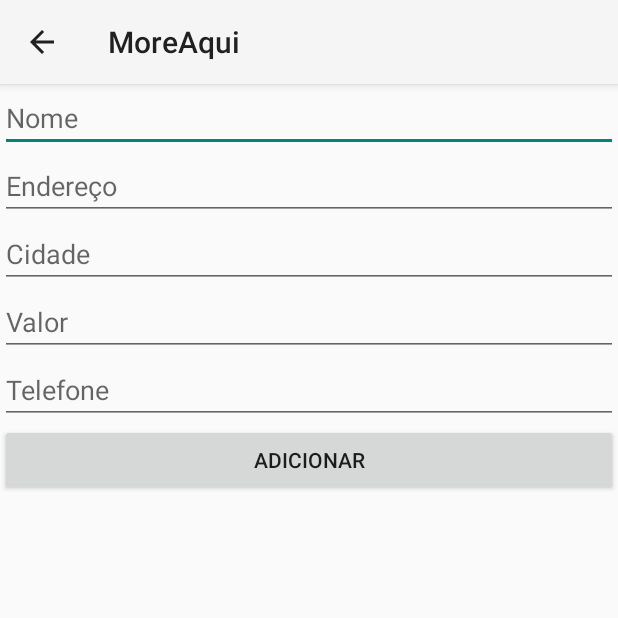
After one commit to COLTEC-TP/Trimestral-01, an Android app: the TelaAdicionar screen opened directly, with no data from a screen before it, on a phone screen of 412 x 824 dp, the top half of it. The commit adds this screen. Run offline under Robolectric (Android 15) with nearby library versions, the phone set to English and light mode, and no system bars.

Commit message:
Entrega da Prova Caio

```diff
--- a/app/build.gradle
+++ b/app/build.gradle
@@ -21,7 +21,9 @@ android {
 dependencies {
     implementation fileTree(dir: 'libs', include: ['*.jar'])
     implementation 'com.android.support.constraint:constraint-layout:1.1.0'
+    implementation 'com.android.support:appcompat-v7:26.1.0'
     testImplementation 'junit:junit:4.12'
     androidTestImplementation 'com.android.support.test:runner:1.0.2'
     androidTestImplementation 'com.android.support.test.espresso:espresso-core:3.0.2'
+    implementation 'com.android.support:design:26.1.0'
 }
--- a/app/src/main/AndroidManifest.xml
+++ b/app/src/main/AndroidManifest.xml
@@ -16,6 +16,7 @@
                 <category android:name="android.intent.category.LAUNCHER" />
             </intent-filter>
         </activity>
+        <activity android:name=".TelaAdicionar" android:parentActivityName=".MainActivity"></activity>
     </application>
 
 </manifest>
--- /dev/null
+++ b/app/src/main/java/br/ufmg/coltec/tp/moreaqui/TelaAdicionar.java
@@ -0,0 +1,39 @@
+package br.ufmg.coltec.tp.moreaqui;
+
+import android.app.Activity;
+import android.content.Intent;
+import android.os.Bundle;
+import android.view.View;
+import android.widget.Button;
+import android.widget.EditText;
+
+public class TelaAdicionar extends Activity {
+
+    @Override
+    protected void onCreate(Bundle savedInstanceState) {
+        super.onCreate(savedInstanceState);
+        setContentView(R.layout.activity_tela_adicionar);
+
+        Button add = findViewById(R.id.botaoAdd);
+        final EditText nome = findViewById(R.id.addNome);
+        final EditText endereco = findViewById(R.id.addEndereco);
+        final EditText cidade = findViewById(R.id.addCidade);
+        final EditText valor = findViewById(R.id.addValor);
+        final EditText telefone = findViewById(R.id.addTelefone);
+
+
+        add.setOnClickListener(new View.OnClickListener() {
+            @Override
+            public void onClick(View view) {
+
+                ImovelDAO dao = ImovelDAO.getInstance();
+                double newvalor = Double.parseDouble(valor.getText().toString());
+                Imovel  novoImovel = new Imovel(nome.getText().toString(), endereco.getText().toString(), cidade.getText().toString(), newvalor, telefone.getText().toString());
+                dao.adicionarImovel(novoImovel);
+                Intent intent = new Intent(TelaAdicionar.this, MainActivity.class);
+                startActivity(intent);
+
+            }
+        });
+    }
+}
--- a/app/src/main/res/layout/activity_main.xml
+++ b/app/src/main/res/layout/activity_main.xml
@@ -1,6 +1,5 @@
 <?xml version="1.0" encoding="utf-8"?>
 <LinearLayout xmlns:android="http://schemas.android.com/apk/res/android"
-    xmlns:app="http://schemas.android.com/apk/res-auto"
     xmlns:tools="http://schemas.android.com/tools"
     android:layout_width="match_parent"
     android:layout_height="match_parent"
--- /dev/null
+++ b/app/src/main/res/layout/activity_tela_adicionar.xml
@@ -0,0 +1,55 @@
+<?xml version="1.0" encoding="utf-8"?>
+<LinearLayout xmlns:android="http://schemas.android.com/apk/res/android"
+    xmlns:tools="http://schemas.android.com/tools"
+    android:layout_width="match_parent"
+    android:layout_height="match_parent"
+    android:orientation="vertical"
+    tools:context="br.ufmg.coltec.tp.moreaqui.TelaAdicionar">
+
+    <EditText
+        android:id="@+id/addNome"
+        android:layout_width="match_parent"
+        android:layout_height="wrap_content"
+        android:ems="10"
+        android:inputType="textPersonName"
+        android:hint="@string/nome" />
+
+    <EditText
+        android:id="@+id/addEndereco"
+        android:layout_width="match_parent"
+        android:layout_height="wrap_content"
+        android:ems="10"
+        android:inputType="textPersonName"
+        android:hint="@string/endereco" />
+
+    <EditText
+        android:id="@+id/addCidade"
+        android:layout_width="match_parent"
+        android:layout_height="wrap_content"
+        android:ems="10"
+        android:inputType="textPersonName"
+        android:hint="@string/cidade" />
+
+    <EditText
+        android:id="@+id/addValor"
+        android:layout_width="match_parent"
+        android:layout_height="wrap_content"
+        android:ems="10"
+        android:inputType="number"
+        android:hint="@string/valor"/>
+
+    <EditText
+        android:id="@+id/addTelefone"
+        android:layout_width="match_parent"
+        android:layout_height="wrap_content"
+        android:ems="10"
+        android:inputType="textPersonName"
+        android:hint="@string/telefone" />
+
+    <Button
+        android:id="@+id/botaoAdd"
+        android:layout_width="match_parent"
+        android:layout_height="wrap_content"
+        android:text="@string/add" />
+
+</LinearLayout>
--- a/app/src/main/res/values/strings.xml
+++ b/app/src/main/res/values/strings.xml
@@ -1,3 +1,10 @@
 <resources>
     <string name="app_name">MoreAqui</string>
+    <string name="nome">Nome</string>
+    <string name="endereco">Endereço</string>
+    <string name="cidade">Cidade</string>
+    <string name="valor">Valor</string>
+    <string name="telefone">Telefone</string>
+    <string name="add">Adicionar</string>
+    <string name="procurar">Procurar</string>
 </resources>
--- a/app/src/main/res/values/styles.xml
+++ b/app/src/main/res/values/styles.xml
@@ -1,7 +1,7 @@
 <resources>
 
     <!-- Base application theme. -->
-    <style name="AppTheme" parent="android:Theme.Material.Light.DarkActionBar">
+    <style name="AppTheme" parent="android:Theme.Material.Light">
         <!-- Customize your theme here. -->
     </style>
 
```
Also changed, not shown: app/src/main/java/br/ufmg/coltec/tp/moreaqui/ImoveisAdapter.java (+19 -5 lines), app/src/main/java/br/ufmg/coltec/tp/moreaqui/ImovelDAO.java (+19 -5 lines), app/src/main/java/br/ufmg/coltec/tp/moreaqui/MainActivity.java (+86 -0 lines), app/src/main/res/layout/adapter_imoveis.xml (added, +50 -0 lines), app/src/main/res/menu/menu_main.xml (added, +20 -0 lines), app/src/main/res/drawable-v24/ic_add_black_24dp.png (added), app/src/main/res/drawable-v24/ic_add_circle_black_24dp.png (added), app/src/main/res/drawable-v24/ic_search_black_24dp.png (added), 1 other file.
